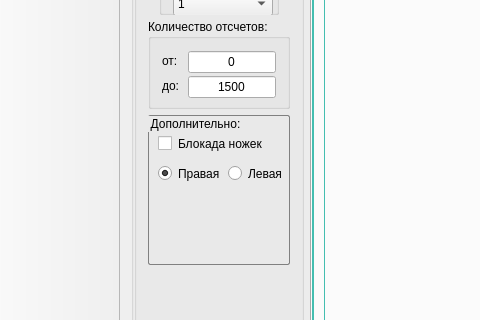
Qt form mainwindow.ui (mihail727/ekp) before a commit; both pictures show x 0 to 480 and y 93 to 413 of the 1174 by 705 pixel window.
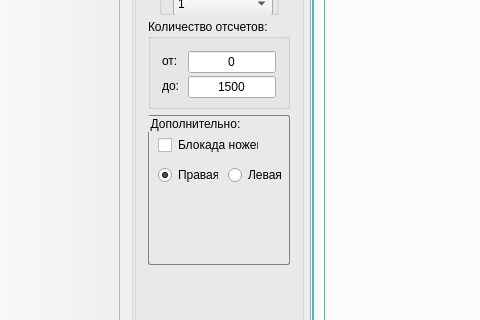
The same form after that commit. Icons and pictures are not drawn. Custom widgets are drawn as their Qt base class.

Diff of the .ui file:
```diff
--- a/mainwindow.ui
+++ b/mainwindow.ui
@@ -565,10 +565,28 @@
                 <rect>
                  <x>10</x>
                  <y>50</y>
-                 <width>61</width>
-                 <height>17</height>
+                 <width>60</width>
+                 <height>20</height>
                 </rect>
                </property>
+               <property name="sizePolicy">
+                <sizepolicy hsizetype="Expanding" vsizetype="Expanding">
+                 <horstretch>0</horstretch>
+                 <verstretch>0</verstretch>
+                </sizepolicy>
+               </property>
+               <property name="minimumSize">
+                <size>
+                 <width>60</width>
+                 <height>20</height>
+                </size>
+               </property>
+               <property name="maximumSize">
+                <size>
+                 <width>60</width>
+                 <height>20</height>
+                </size>
+               </property>
                <property name="styleSheet">
                 <string notr="true">border:0px;</string>
                </property>
@@ -584,10 +602,28 @@
                 <rect>
                  <x>10</x>
                  <y>20</y>
-                 <width>111</width>
-                 <height>17</height>
+                 <width>110</width>
+                 <height>20</height>
                 </rect>
                </property>
+               <property name="sizePolicy">
+                <sizepolicy hsizetype="Expanding" vsizetype="Expanding">
+                 <horstretch>0</horstretch>
+                 <verstretch>0</verstretch>
+                </sizepolicy>
+               </property>
+               <property name="minimumSize">
+                <size>
+                 <width>100</width>
+                 <height>20</height>
+                </size>
+               </property>
+               <property name="maximumSize">
+                <size>
+                 <width>100</width>
+                 <height>20</height>
+                </size>
+               </property>
                <property name="styleSheet">
                 <string notr="true">border:0px;</string>
                </property>
@@ -600,10 +636,28 @@
                 <rect>
                  <x>80</x>
                  <y>50</y>
-                 <width>61</width>
-                 <height>17</height>
+                 <width>60</width>
+                 <height>20</height>
                 </rect>
                </property>
+               <property name="sizePolicy">
+                <sizepolicy hsizetype="Expanding" vsizetype="Expanding">
+                 <horstretch>0</horstretch>
+                 <verstretch>0</verstretch>
+                </sizepolicy>
+               </property>
+               <property name="minimumSize">
+                <size>
+                 <width>60</width>
+                 <height>20</height>
+                </size>
+               </property>
+               <property name="maximumSize">
+                <size>
+                 <width>60</width>
+                 <height>20</height>
+                </size>
+               </property>
                <property name="styleSheet">
                 <string notr="true">border:0px;</string>
                </property>
```
Left out of the diff: 25 changed lines with no effect on the pictures.
